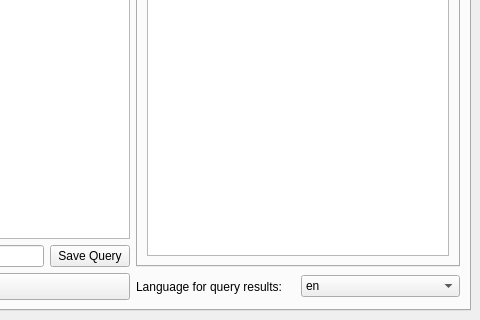
First picture: the form in dialogs/ui/sparql_unicorn_dialog_base.ui, repository sparqlunicorn/sparqlunicornGoesGIS, before the edit; both pictures show x 717 to 1197 and y 430 to 750 of the 1197 by 750 pixel window.
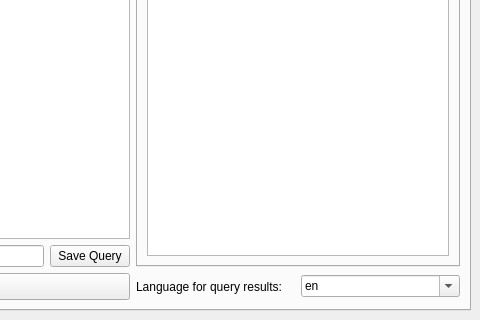
Second picture: the form after the edit. Icons and pictures are not drawn. Custom widgets are drawn as their Qt base class.

Diff of the .ui file:
```diff
--- a/dialogs/ui/sparql_unicorn_dialog_base.ui
+++ b/dialogs/ui/sparql_unicorn_dialog_base.ui
@@ -234,6 +234,12 @@
           </item>
           <item>
            <widget class="QComboBox" name="queryResultLanguageCBox">
+            <property name="editable">
+             <bool>true</bool>
+            </property>
+            <property name="insertPolicy">
+             <enum>QComboBox::NoInsert</enum>
+            </property>
             <item>
              <property name="text">
               <string>en</string>
```
